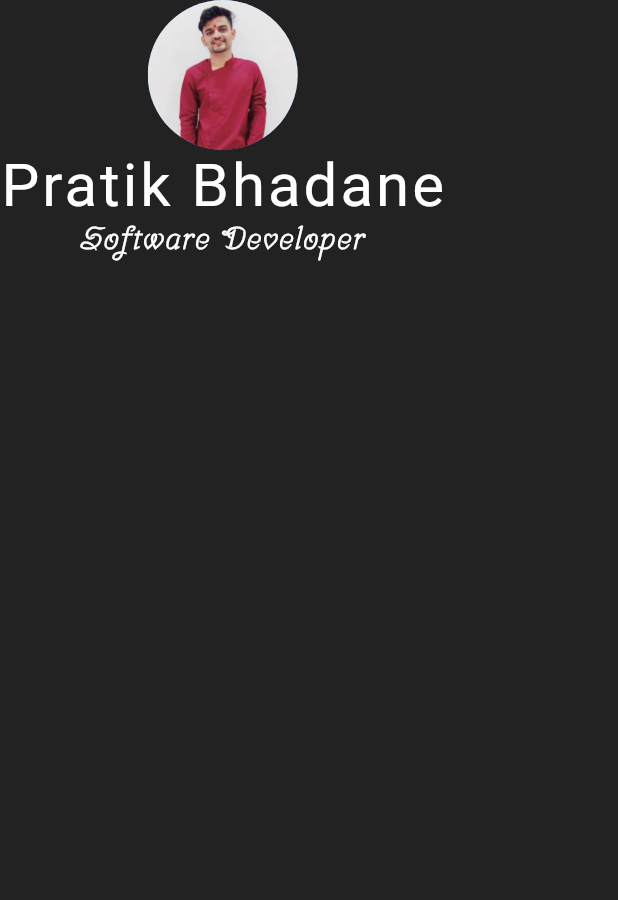
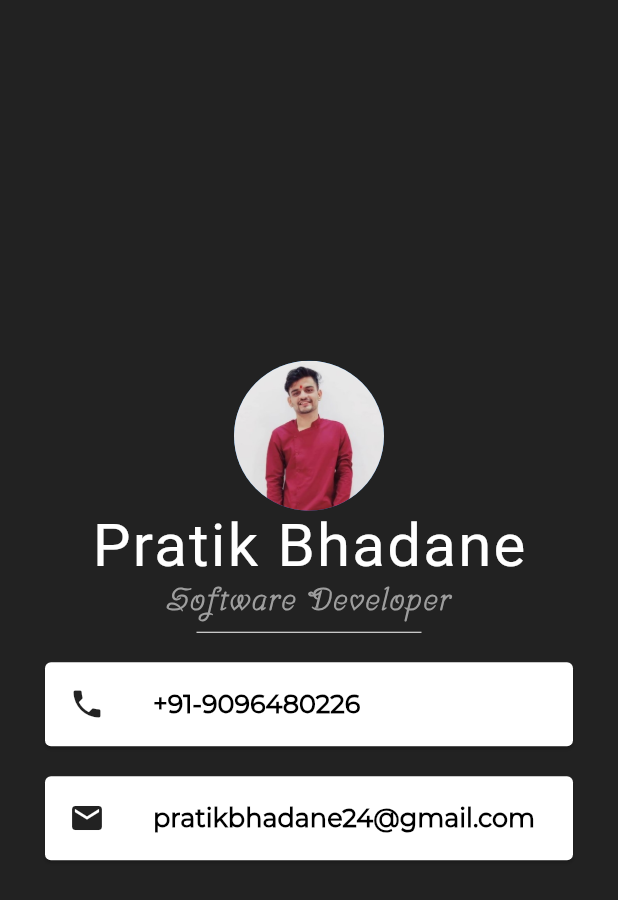
Before and after one commit to pratikbhadane24/Mobile-Apps, a Flutter app: the screen it shows after launch, on a phone screen of 412 x 824 dp. Shown: the top 900 px of the screen. Run offline on Flutter 3.47's test engine with Material 2 defaults, Android fonts, the phone set to English and light mode, and no system bars; Roboto replaces fonts that are missing (ZCOOLQingKeHuangYou).

Commit message:
finalized app

```diff
--- a/mi_card_flutter/lib/main.dart
+++ b/mi_card_flutter/lib/main.dart
@@ -12,6 +12,7 @@ class Myapp extends StatelessWidget {
         backgroundColor: Colors.black87,
         body: SafeArea(
           child: Column(
+            mainAxisAlignment: MainAxisAlignment.center,
             children: [
               CircleAvatar(
                 radius: 50.0,
@@ -23,21 +24,70 @@ class Myapp extends StatelessWidget {
                   fontFamily: 'ZCOOLQingKeHuangYou',
                   color: Colors.white,
                   fontSize: 40.0,
-                letterSpacing: 2,
+                  letterSpacing: 1.5,
                 ),
               ),
               Text(
                 'Software Developer',
                 style: TextStyle(
                   fontFamily: 'Srisakdi',
-                color: Colors.white,
+                  color: Colors.grey,
                   fontSize: 20.0,
                   fontWeight: FontWeight.bold,
                   letterSpacing: 1.2,
                 ),
-            )
+              ),
+              SizedBox(
+                height: 20.0,
+                width: 150.0,
+                child: Divider(
+                  color: Colors.white,
+                ),
+              ),
+              Card(
+                margin: EdgeInsets.symmetric(
+                  vertical: 10.0,
+                  horizontal: 30.0,
+                ),
+                child: ListTile(
+                  leading: Icon(
+                    Icons.phone,
+                    color: Colors.black87,
+                  ),
+                  title: Text(
+                    '+91-9096480226',
+                    style: TextStyle(
+                      fontFamily: 'Montserrat',
+                      fontSize: 17.0,
+                      color: Colors.black,
+                      fontWeight: FontWeight.bold,
+                    ),
+                  ),
+                ),
+              ),
+              Card(
+                margin: EdgeInsets.symmetric(
+                  vertical: 10.0,
+                  horizontal: 30.0,
+                ),
+                child: ListTile(
+                  leading: Icon(
+                    Icons.email,
+                    color: Colors.black87,
+                  ),
+                  title: Text(
+                    'pratikbhadane24@gmail.com',
+                    style: TextStyle(
+                        fontFamily: 'Montserrat',
+                        fontSize: 17.0,
+                        color: Colors.black,
+                        fontWeight: FontWeight.bold),
+                  ),
+                ),
+              ),
             ],
-        )),
+          ),
+        ),
       ),
     );
   }
--- a/mi_card_flutter/pubspec.yaml
+++ b/mi_card_flutter/pubspec.yaml
@@ -25,3 +25,6 @@ flutter:
     - family: ZCOOLQingKeHuangYou
       fonts:
       - asset: fonts/ZCOOLQingKeHuangYou-Regular.ttf
+    - family: Montserrat
+      fonts:
+        - asset: fonts/Montserrat-Regular.ttf
```
Also changed, not shown: mi_card_flutter/fonts/Montserrat-Regular.ttf (added), 1 other file. Lines whose indentation alone changed are shown as unchanged.
